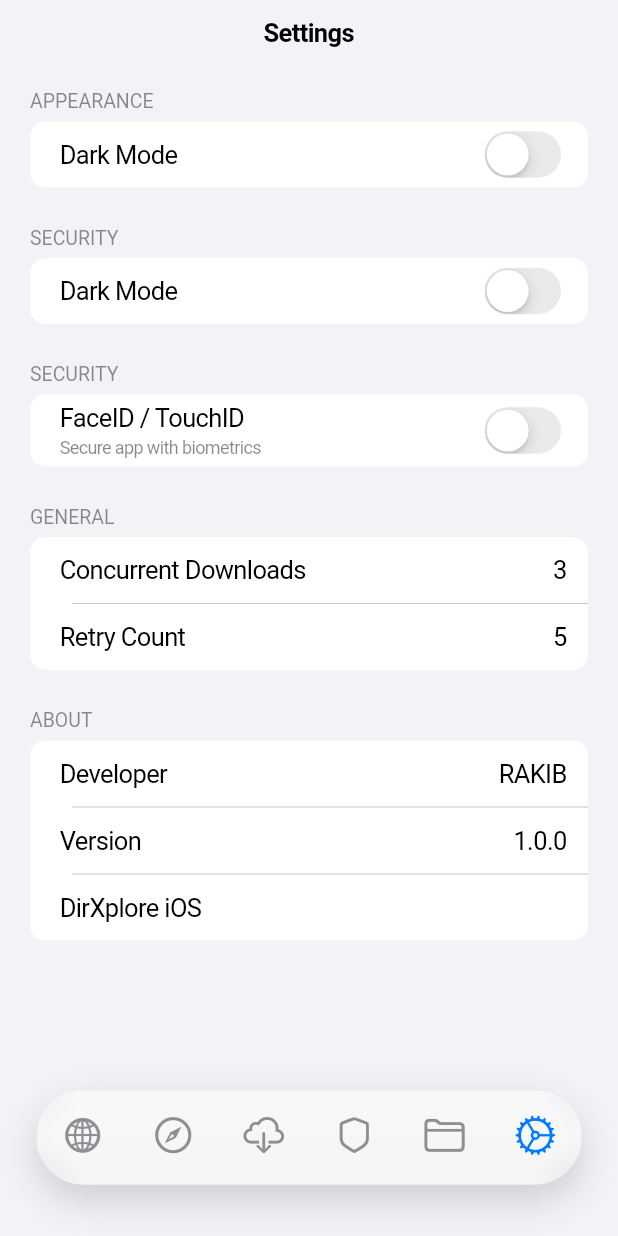
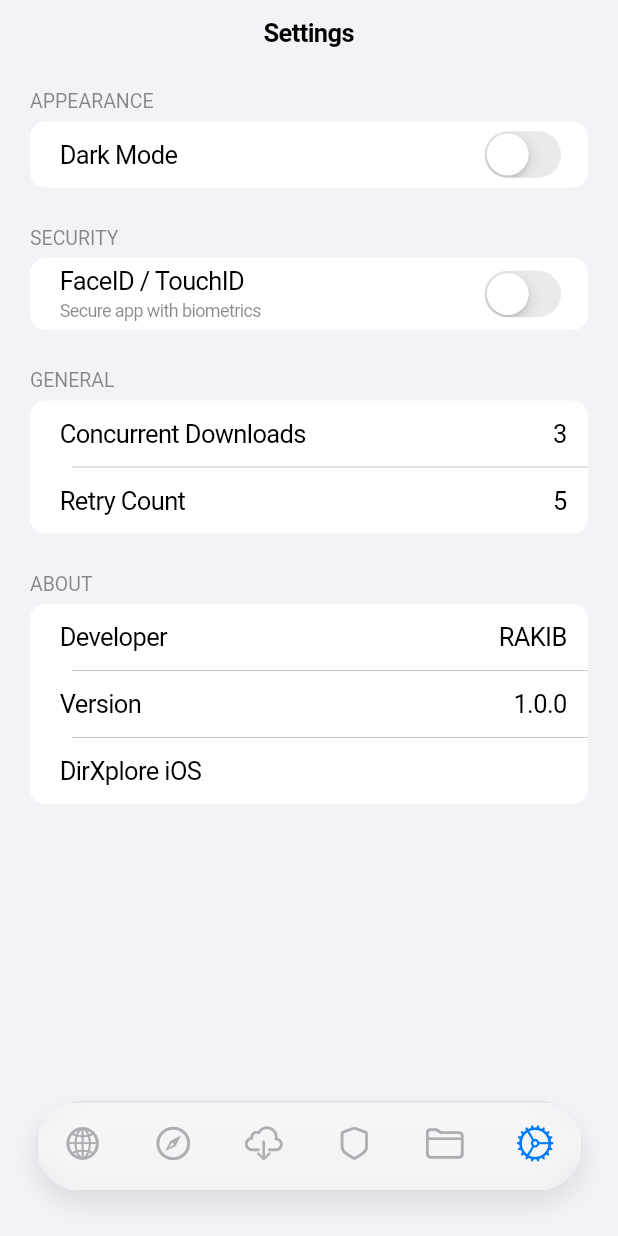
Before and after one commit to rakibshorkar2/dirxplore3, a Flutter app: the SettingsTab screen opened by its route, on a phone screen of 412 x 824 dp. Run offline on Flutter 3.47's test engine with Material 3 defaults, Android fonts, the phone set to English and light mode, and no system bars; our stand-ins replace chewie, dio, flutter_riverpod, flutter_secure_storage, go_router, local_auth and 3 more; accounts and stored records are empty.

Commit message:
finalize_v5_navbar_settings_and_icon_fix

```diff
--- a/lib/src/features/browser/presentation/browser_tab.dart
+++ b/lib/src/features/browser/presentation/browser_tab.dart
@@ -24,11 +24,15 @@ class _BrowserTabState extends ConsumerState<BrowserTab> {
       setState(() => _entries = entries);
     } catch (e) {
       if (!mounted) return;
+      String errorMsg = e.toString();
+      if (errorMsg.contains('Connection refused') || errorMsg.contains('errno = 61')) {
+        errorMsg = "Connection Refused.\n\nPlease ensure you are connected to a BDIX network to access this Bangladeshi server.";
+      }
       showCupertinoDialog(
         context: context,
         builder: (context) => CupertinoAlertDialog(
-          title: const Text('Error'),
-          content: Text(e.toString()),
+          title: const Text('Connection Error'),
+          content: Text(errorMsg),
           actions: [
             CupertinoDialogAction(child: const Text('OK'), onPressed: () => Navigator.pop(context)),
           ],
--- a/lib/src/features/main/presentation/glassy_nav_bar.dart
+++ b/lib/src/features/main/presentation/glassy_nav_bar.dart
@@ -20,32 +20,32 @@ class GlassyNavBar extends StatelessWidget {
     return SafeArea(
       bottom: false,
       child: Container(
-        margin: const EdgeInsets.fromLTRB(24, 0, 24, 34),
-        height: 64,
+        margin: const EdgeInsets.fromLTRB(24, 0, 24, 30),
+        height: 60,
         decoration: BoxDecoration(
-          borderRadius: BorderRadius.circular(32),
+          borderRadius: BorderRadius.circular(30),
           boxShadow: [
             BoxShadow(
-              color: CupertinoColors.black.withValues(alpha: 0.15),
-              blurRadius: 20,
-              offset: const Offset(0, 10),
+              color: CupertinoColors.black.withValues(alpha: isDark ? 0.3 : 0.1),
+              blurRadius: 15,
+              offset: const Offset(0, 8),
             ),
           ],
         ),
         child: ClipRRect(
-          borderRadius: BorderRadius.circular(32),
+          borderRadius: BorderRadius.circular(30),
           child: BackdropFilter(
-            filter: ImageFilter.blur(sigmaX: 15, sigmaY: 15),
+            filter: ImageFilter.blur(sigmaX: 12, sigmaY: 12),
             child: Container(
               decoration: BoxDecoration(
                 color: (isDark
-                  ? CupertinoColors.systemGrey6.withValues(alpha: 0.8)
-                  : CupertinoColors.white.withValues(alpha: 0.8)),
-                borderRadius: BorderRadius.circular(32),
+                  ? CupertinoColors.black.withValues(alpha: 0.6)
+                  : CupertinoColors.white.withValues(alpha: 0.7)),
+                borderRadius: BorderRadius.circular(30),
                 border: Border.all(
                   color: (isDark
-                    ? CupertinoColors.white.withValues(alpha: 0.1)
-                    : CupertinoColors.black.withValues(alpha: 0.05)),
+                    ? CupertinoColors.white.withValues(alpha: 0.15)
+                    : CupertinoColors.black.withValues(alpha: 0.1)),
                 ),
               ),
               child: CupertinoTabBar(
@@ -53,9 +53,9 @@ class GlassyNavBar extends StatelessWidget {
                 onTap: onTap,
                 backgroundColor: CupertinoColors.transparent,
                 activeColor: CupertinoColors.activeBlue,
-                inactiveColor: CupertinoColors.systemGrey,
+                inactiveColor: isDark ? CupertinoColors.systemGrey : CupertinoColors.systemGrey2,
                 border: null,
-                iconSize: 28,
+                iconSize: 26,
                 items: items,
               ),
             ),
--- a/lib/src/features/settings/presentation/settings_tab.dart
+++ b/lib/src/features/settings/presentation/settings_tab.dart
@@ -21,20 +21,6 @@ class SettingsTab extends ConsumerWidget {
           children: [
             CupertinoFormSection.insetGrouped(
               header: const Text('APPEARANCE'),
-              children: [
-                CupertinoListTile(
-                  title: const Text('Dark Mode'),
-                  trailing: CupertinoSwitch(
-                    value: isDark,
-                    onChanged: (val) {
-                      ref.read(themeProvider.notifier).toggleTheme(val);
-                    },
-                  ),
-                ),
-              ],
-            ),
-            CupertinoFormSection.insetGrouped(
-              header: const Text('SECURITY'),
               children: [
                 CupertinoListTile(
                   title: const Text('Dark Mode'),
```
Also changed, not shown: 1 other file.
